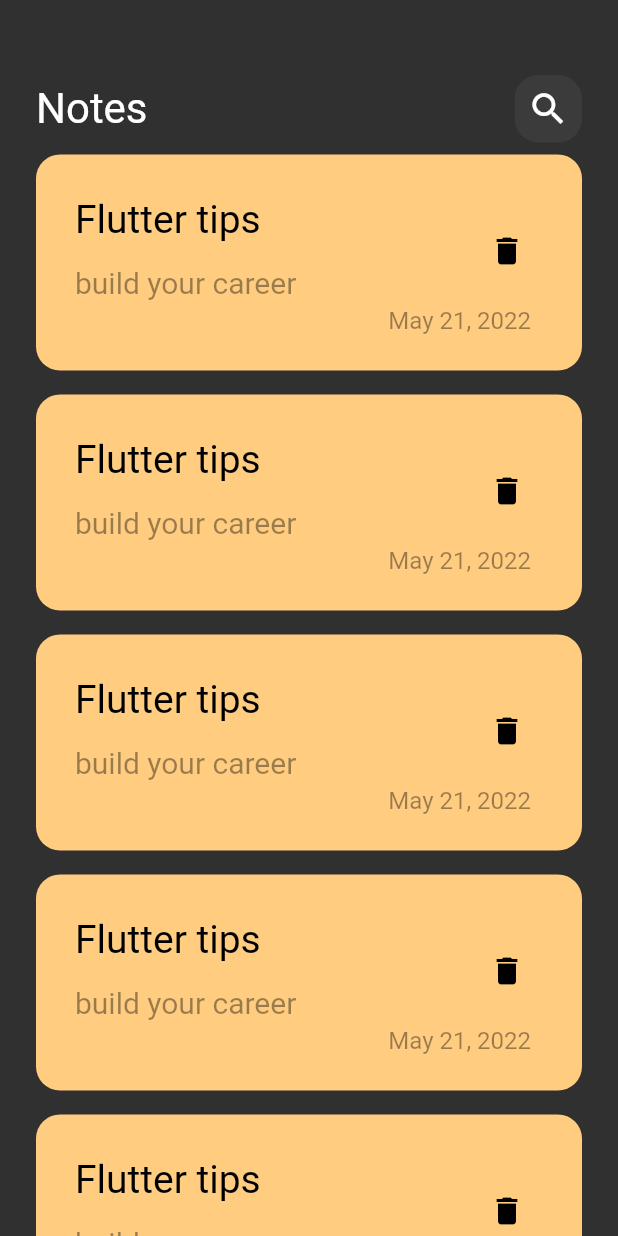
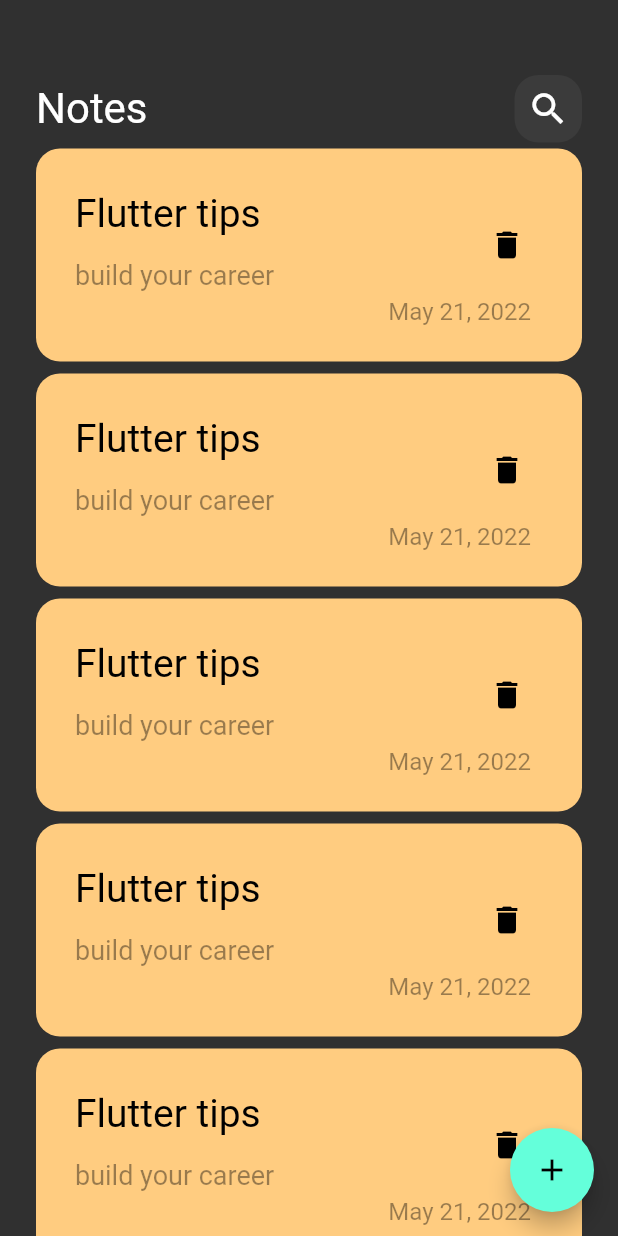
Before and after one commit to alexanderell/dia_note, a Flutter app: the screen it shows after launch, on a phone screen of 412 x 824 dp. Run offline on Flutter 3.47's test engine with Material 2 defaults, Android fonts, the phone set to English and light mode, and no system bars.

Commit message:
Added actionbutton add

```diff
--- a/lib/views/note_view.dart
+++ b/lib/views/note_view.dart
@@ -1,5 +1,4 @@
 import 'package:flutter/material.dart';
-import 'package:progprojekt/views/widgets/custom_note_item.dart';
 import 'package:progprojekt/views/widgets/note_view_body.dart';
 
 class NoteView extends StatelessWidget {
@@ -7,8 +6,12 @@ class NoteView extends StatelessWidget {
 
   @override
   Widget build(BuildContext context) {
-    return const Scaffold(
-      body: NoteViewBody(),
+    return Scaffold(
+      floatingActionButton: FloatingActionButton(
+        onPressed: () {},
+        child: const Icon(Icons.add),
+      ),
+      body: const NoteViewBody(),
     );
   }
 }
--- a/lib/views/widgets/custom_note_item.dart
+++ b/lib/views/widgets/custom_note_item.dart
@@ -29,7 +29,7 @@ class CustomNoteItem extends StatelessWidget {
                 'build your career',
                 style: TextStyle(
                   color: Colors.black.withOpacity(0.4),
-                  fontSize: 20,
+                  fontSize: 18,
                 ),
               ),
             ),
--- a/lib/views/widgets/notes_list_view.dart
+++ b/lib/views/widgets/notes_list_view.dart
@@ -8,7 +8,7 @@ class NotesListView extends StatelessWidget {
   Widget build(BuildContext context) {
     return ListView.builder(itemBuilder: (context, index) {
       return const Padding(
-        padding: const EdgeInsets.symmetric(vertical: 8),
+        padding: const EdgeInsets.symmetric(vertical: 4),
         child: const CustomNoteItem(),
       );
     });
```
